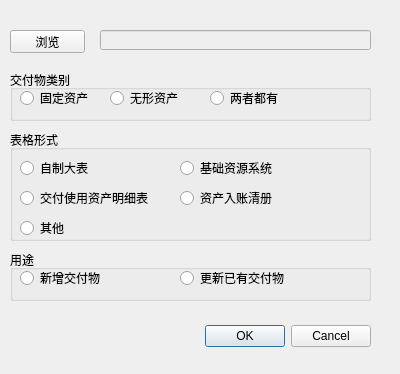
Qt form filedialog.ui (hclspring/AssetManagementTool) before a commit.
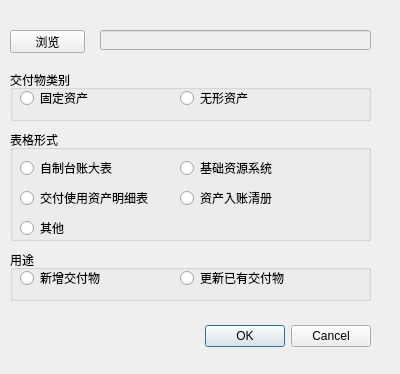
The same form after that commit.

```diff
--- a/filedialog.ui
+++ b/filedialog.ui
@@ -83,7 +83,7 @@
    <widget class="QRadioButton" name="radioButton_2">
     <property name="geometry">
      <rect>
-      <x>100</x>
+      <x>170</x>
       <y>20</y>
       <width>89</width>
       <height>16</height>
@@ -93,19 +93,6 @@
      <string>无形资产</string>
     </property>
    </widget>
-   <widget class="QRadioButton" name="radioButton_3">
-    <property name="geometry">
-     <rect>
-      <x>200</x>
-      <y>20</y>
-      <width>89</width>
-      <height>16</height>
-     </rect>
-    </property>
-    <property name="text">
-     <string>两者都有</string>
-    </property>
-   </widget>
   </widget>
   <widget class="QGroupBox" name="groupBox_2">
    <property name="geometry">
@@ -124,12 +111,12 @@
      <rect>
       <x>10</x>
       <y>30</y>
-      <width>89</width>
+      <width>101</width>
       <height>16</height>
      </rect>
     </property>
     <property name="text">
-     <string>自制大表</string>
+     <string>自制台账大表</string>
     </property>
    </widget>
    <widget class="QRadioButton" name="radioButton_5">
```
Left out of the diff: 38 changed lines with no effect on the pictures.
